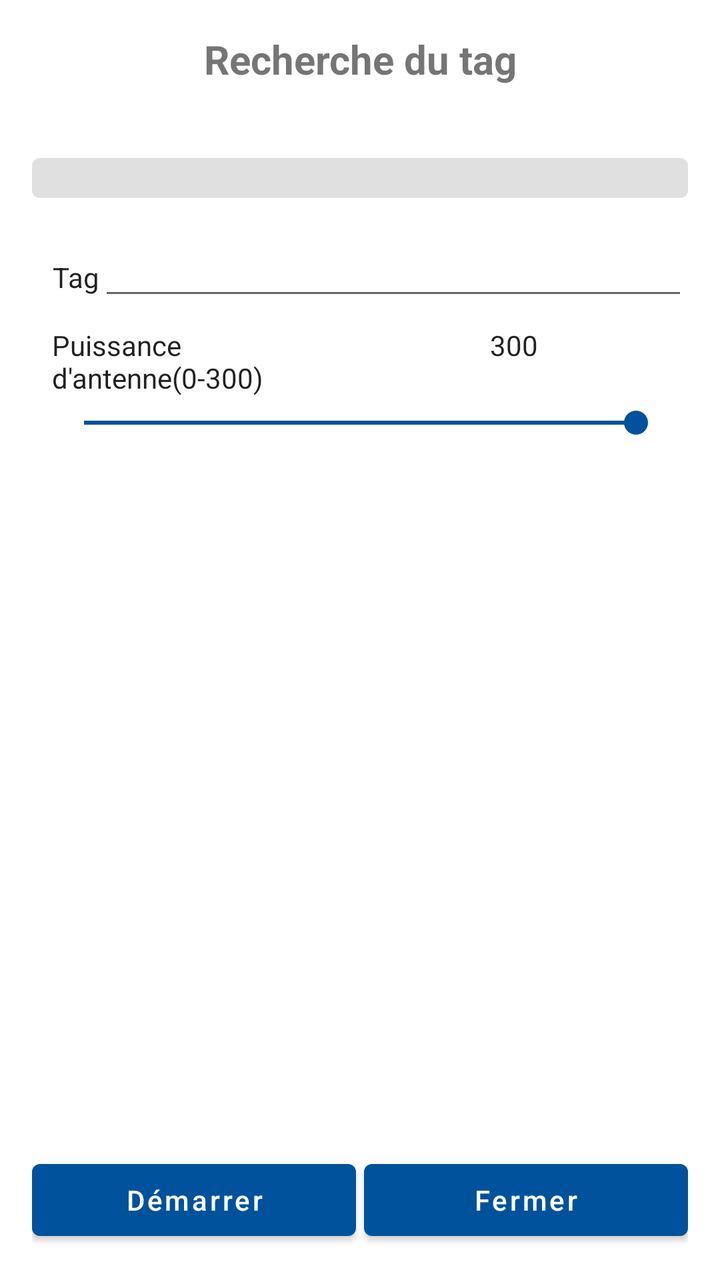
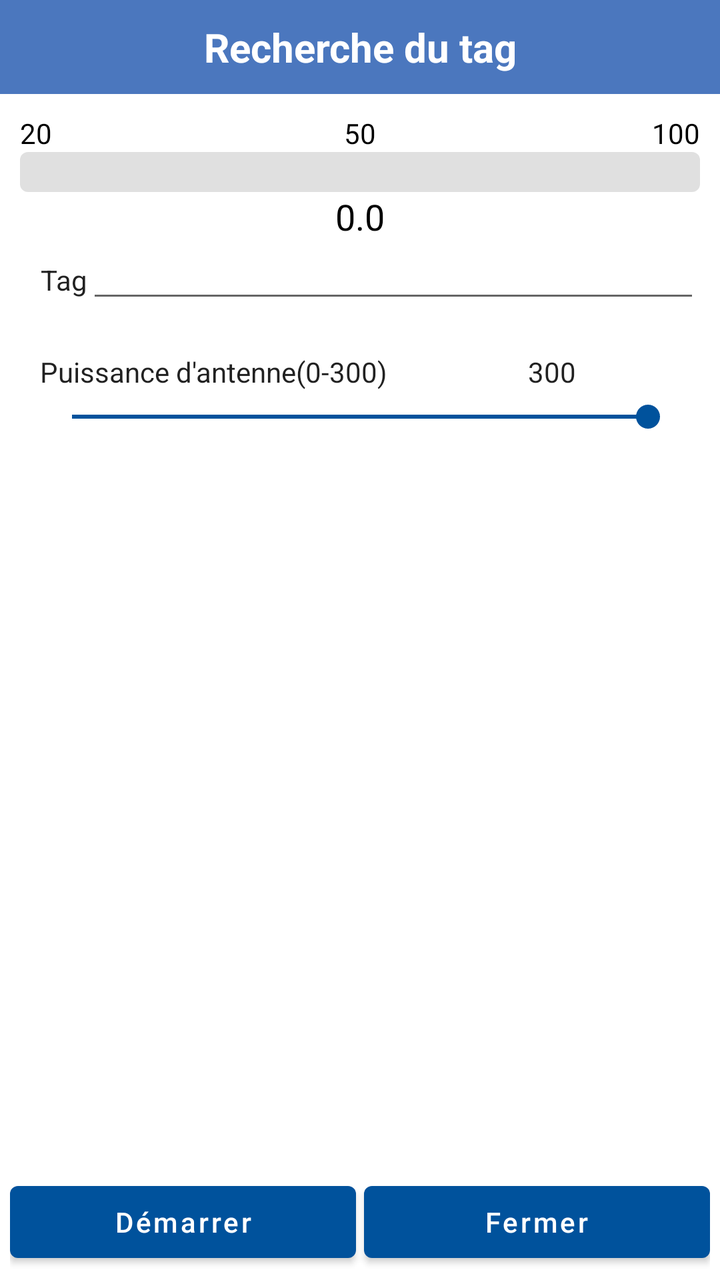

An Android layout rendered at two revisions. The XML below is the earlier revision; the diff shows what the commit changed to produce the second picture.
<!-- AndroidManifest.xml: application theme AppNewTheme -->
<!-- res/layout/dialog_search_tag.xml -->
<?xml version="1.0" encoding="utf-8"?>
<LinearLayout xmlns:android="http://schemas.android.com/apk/res/android"
    android:layout_width="match_parent"
    android:layout_height="match_parent"
    android:orientation="vertical"
    android:padding="16dp"
    android:background="@android:color/white">

    <TextView
        android:layout_width="match_parent"
        android:layout_height="wrap_content"
        android:text="Recherche du tag"
        android:textSize="20sp"
        android:textStyle="bold"
        android:gravity="center"
        android:paddingBottom="16dp" />

    <LinearLayout
        android:layout_width="match_parent"
        android:layout_height="0dp"
        android:layout_weight="1"
        android:orientation="vertical">

        <TableRow
            android:layout_width="match_parent"
            android:visibility="gone"
            android:layout_height="wrap_content">
            <TextView
                android:id="@+id/geigerProgressLabelMin"
                android:layout_weight="1"
                android:layout_height="wrap_content"
                android:gravity="left"
                android:text="20" />
            <TextView
                android:id="@+id/geigerProgressLabelMid"
                android:layout_weight="1"
                android:layout_height="wrap_content"
                android:gravity="center"
                android:text="50" />
            <TextView
                android:id="@+id/geigerProgressLabelMax"
                android:layout_weight="1"
                android:layout_height="wrap_content"
                android:gravity="right"
                android:text="100" />
        </TableRow>

        <ProgressBar
            android:id="@+id/geigerProgress"
            android:layout_width="match_parent"
            android:layout_height="wrap_content"
            style="@android:style/Widget.ProgressBar.Horizontal"
            android:layout_marginTop="20dp"
            android:layout_marginBottom="20dp"
            android:progressDrawable="@drawable/progress_gradient"
            android:max="100"
            android:progress="0" />

        <TextView
            android:visibility="gone"
            android:id="@+id/geigerTagRssi"
            android:layout_width="match_parent"
            android:layout_height="wrap_content"
            android:gravity="center"
            android:textSize="18sp"
            android:text="0.0" />

        <LinearLayout xmlns:android="http://schemas.android.com/apk/res/android"
            xmlns:tools="http://schemas.android.com/tools"
            style="@style/base_layout_style"
            android:paddingLeft="0dp"
            android:paddingRight="0dp"
            android:orientation="vertical">

            <TableRow
                android:layout_width="match_parent"
                android:layout_height="wrap_content"
                android:paddingLeft="@dimen/default_left_padding">
                <TextView
                    android:layout_width="wrap_content"
                    android:gravity="right"
                    style="@style/style_normal_font"
                    android:text="Tag" />
                <include
                    android:id="@+id/selectTagID"
                    android:layout_width="match_parent"
                    android:layout_height="wrap_content"
                    layout="@layout/custom_edittext" />
            </TableRow>

            <TableRow
                android:id="@+id/selectMemoryBankRow"
                android:visibility="gone"
                android:layout_width="match_parent"
                android:layout_height="wrap_content"
                android:layout_marginTop="@dimen/default_top_margin"
                android:paddingLeft="10dp">
                <TextView
                    android:layout_width="0dp"
                    android:layout_weight="1"
                    android:gravity="left"
                    style="@style/style_normal_font"
                    android:text="Select bank" />
                <Spinner
                    android:id="@+id/selectMemoryBank"
                    android:layout_margin="0dp"
                    android:layout_weight="1"
                    style="@style/style_default_spinner" />
                <TextView
                    android:layout_width="0dp"
                    android:layout_weight="1"
                    android:gravity="right"
                    android:visibility="gone"
                    style="@style/style_normal_font"
                    android:text="Offset (bit)" />
                <EditText
                    android:id="@+id/selectMemoryOffset"
                    android:layout_width="0dp"
                    android:layout_weight="1"
                    android:gravity="center"
                    android:visibility="gone"
                    android:inputType="numberDecimal"
                    style="@style/style_normal_font"
                    android:text="32" />
            </TableRow>

            <TableRow
                android:id="@+id/selectPasswordRow"
                android:visibility="gone"
                android:layout_width="match_parent"
                android:layout_height="wrap_content"
                android:paddingLeft="@dimen/default_left_padding">
                <TextView
                    android:layout_width="0dp"
                    android:layout_weight="1"
                    android:layout_height="match_parent"
                    android:gravity="center_vertical"
                    style="@style/style_normal_font"
                    android:text="@string/password_title" />
                <include
                    android:id="@+id/selectPasswordValue"
                    android:layout_width="0dp"
                    android:layout_weight="1"
                    android:layout_height="match_parent"
                    layout="@layout/custom_edittext_password" />
            </TableRow>

            
            <TableRow
                android:layout_width="match_parent"
                android:layout_height="wrap_content"
                android:layout_marginTop="8dp"
                android:paddingLeft="@dimen/default_left_padding"
                android:paddingRight="@dimen/default_left_padding">
                <TextView
                    android:layout_width="0dp"
                    android:layout_weight="1"
                    android:layout_height="wrap_content"
                    style="@style/style_normal_font"
                    android:text="@string/settingAntennaPower_title" />
                <TextView
                    android:id="@+id/selectAntennaPowerValue"
                    android:layout_width="0dp"
                    android:layout_weight="1"
                    android:layout_height="wrap_content"
                    android:gravity="center"
                    style="@style/style_normal_font"
                    android:text="300" />
            </TableRow>

            <SeekBar
                android:id="@+id/selectAntennaPowerSeekBar"
                android:layout_width="match_parent"
                android:layout_height="wrap_content"
                android:max="300"
                android:progress="300"
                android:layout_marginStart="10dp"
                android:layout_marginEnd="10dp"
                android:layout_marginTop="4dp"
                android:layout_marginBottom="8dp" />

        </LinearLayout>

        <TableRow
            android:layout_width="match_parent"
            android:layout_height="wrap_content"
            android:layout_marginTop="8dp">
            <CheckBox
                android:id="@+id/geigerToneCheck"
                android:layout_weight="1"
                android:layout_height="wrap_content"
                android:checked="true"
                android:text="Tone" />
            <TextView
                android:layout_weight="1"
                android:layout_height="wrap_content"
                android:gravity="right"
                android:text="Threshold:" />
            <TextView
                android:id="@+id/geigerThreshold"
                android:layout_weight="1"
                android:layout_height="wrap_content"
                android:gravity="left"
                android:text="0.00" />
        </TableRow>

        <SeekBar
            android:id="@+id/geigerSeek"
            android:layout_width="match_parent"
            android:layout_height="wrap_content" />
    </LinearLayout>

    <LinearLayout
        android:layout_width="match_parent"
        android:layout_height="wrap_content"
        android:visibility="gone"
        android:orientation="horizontal">
        <TextView
            android:id="@+id/geigerRunTime"
            android:layout_width="wrap_content"
            android:layout_height="wrap_content" />
        <TextView
            android:id="@+id/geigerTagGot"
            android:layout_width="0dp"
            android:layout_weight="1"
            android:layout_height="wrap_content"
            android:gravity="center" />
        <TextView
            android:id="@+id/geigerVoltageLevel"
            android:layout_width="wrap_content"
            android:layout_height="wrap_content" />
    </LinearLayout>

    <LinearLayout
        android:layout_width="match_parent"
        android:layout_height="wrap_content"
        android:orientation="horizontal">
        <TextView
            android:id="@+id/geigerYield"
            android:visibility="gone"
            android:layout_width="0dp"
            android:layout_weight="1"
            android:layout_height="wrap_content"
            android:gravity="center" />
        <Button
            android:id="@+id/geigerStart"
            android:layout_width="0dp"
            android:layout_weight="1"
            android:layout_height="wrap_content"
            android:layout_marginEnd="2dp"
            android:text="Démarrer" />
        <Button
            android:id="@+id/closeButton"
            android:layout_width="0dp"
            android:layout_weight="1"
            android:layout_marginStart="2dp"
            android:layout_height="wrap_content"
            android:text="Fermer" />
        <TextView
            android:id="@+id/geigerRate"
            android:visibility="gone"
            android:layout_width="0dp"
            android:layout_weight="1"
            android:layout_height="wrap_content"
            android:gravity="center" />
    </LinearLayout>
</LinearLayout>
<!-- res/layout/custom_edittext.xml (included above) -->
<?xml version="1.0" encoding="utf-8"?>
<EditText xmlns:android="http://schemas.android.com/apk/res/android"
    style="@style/style_normal_font"
    android:digits="0123456789ABCDEFabcdef"
    android:inputType="textNoSuggestions|textVisiblePassword"
    android:gravity="center" />
<!-- res/layout/custom_edittext_password.xml (included above) -->
<?xml version="1.0" encoding="utf-8"?>
<EditText xmlns:android="http://schemas.android.com/apk/res/android"
    style="@style/style_normal_font"
    android:digits="0123456789ABCDEFabcdef"
    android:inputType="textNoSuggestions|textVisiblePassword"
    android:gravity="center"
    android:hint="@string/password_pattern_title" />
<!-- resources referenced by this layout -->
<resources>
  <dimen name="default_left_padding">10dp</dimen>
  <dimen name="default_top_margin">10dp</dimen>
  <!-- drawable progress_gradient (drawable) -->
  <?xml version="1.0" encoding="utf-8"?>
  <layer-list xmlns:android="http://schemas.android.com/apk/res/android">
      
      <item android:id="@android:id/background">
          <shape>
              <corners android:radius="4dp" />
              <solid android:color="#E0E0E0" />
          </shape>
      </item>
      
      
      <item android:id="@android:id/progress">
          <clip>
              <shape>
                  <corners android:radius="4dp" />
                  <gradient
                      android:startColor="#FF0000"
                      android:centerColor="#FFA500"
                      android:endColor="#00FF00"
                      android:angle="0"
                      android:type="linear" />
              </shape>
          </clip>
      </item>
  </layer-list>
  <string name="password_pattern_title">Mot de passe</string>
  <string name="password_title">Mot de passe</string>
  <string name="settingAntennaPower_title">Puissance d\'antenne(0-300)</string>
  <style name="base_layout_style">
          <item name="android:layout_height">match_parent</item>
          <item name="android:layout_width">match_parent</item>
          <item name="android:paddingLeft">10dp</item>
          <item name="android:paddingRight">10dp</item>
      </style>
  <style name="style_default_spinner" parent="Base.Widget.AppCompat.Spinner.Underlined">
          <item name="android:textSize">@dimen/custom_spinner_font</item>
          <item name="android:layout_width">0dp</item>
          <item name="android:layout_height">wrap_content</item>
          <item name="android:gravity">center</item>
      </style>
  <style name="style_normal_font">
          <item name="android:layout_width">match_parent</item>
          <item name="android:layout_height">wrap_content</item>
          <item name="android:textAppearance">?android:attr/textAppearance</item>
      </style>
  <style name="AppNewTheme" parent="Theme.MaterialComponents.Light.NoActionBar">
          <item name="colorPrimary">@color/colorPrimary</item>
          <item name="colorPrimaryDark">@color/colorPrimaryDark</item>
          <item name="colorAccent">@color/colorPrimary</item>
          <item name="android:textAllCaps">false</item>
          <item name="windowActionBar">false</item>
          <item name="windowNoTitle">true</item>
          <item name="actionButtonStyle">@style/ActionButtonStyle</item>
          <item name="actionBarTabTextStyle">@style/ActionTabTextStyle</item>
      </style>
  <dimen name="custom_spinner_font">15sp</dimen>
  <color name="colorPrimary">#00529c</color>
  <color name="colorPrimaryDark">#3F51B5</color>
  <style name="ActionButtonStyle">
          <item name="android:minWidth">0dp</item>
          <item name="android:paddingLeft">0dp</item>
          <item name="android:paddingRight">5dp</item>
      </style>
  <style name="ActionTabTextStyle">
          <item name="android:textAllCaps">false</item>
      </style>
</resources>

<!-- the commit's change to res/layout/dialog_search_tag.xml (unified diff, before → after) -->
@@ -3,45 +3,48 @@
     android:layout_width="match_parent"
     android:layout_height="match_parent"
     android:orientation="vertical"
-    android:padding="16dp"
     android:background="@android:color/white">
 
     <TextView
         android:layout_width="match_parent"
         android:layout_height="wrap_content"
-        android:text="Recherche du tag"
+        android:text="@string/recherche_du_tag"
+        android:background="@color/colorBlueDark2"
+        android:textColor="@color/white"
         android:textSize="20sp"
         android:textStyle="bold"
         android:gravity="center"
-        android:paddingBottom="16dp" />
+        android:padding="10dp" />
 
     <LinearLayout
         android:layout_width="match_parent"
         android:layout_height="0dp"
-        android:layout_weight="1"
+        android:layout_weight="2"
+        android:padding="10dp"
         android:orientation="vertical">
 
         <TableRow
             android:layout_width="match_parent"
-            android:visibility="gone"
             android:layout_height="wrap_content">
             <TextView
                 android:id="@+id/geigerProgressLabelMin"
                 android:layout_weight="1"
                 android:layout_height="wrap_content"
-                android:gravity="left"
+                android:textColor="@color/black"
                 android:text="20" />
             <TextView
                 android:id="@+id/geigerProgressLabelMid"
                 android:layout_weight="1"
                 android:layout_height="wrap_content"
                 android:gravity="center"
+                android:textColor="@color/black"
                 android:text="50" />
             <TextView
                 android:id="@+id/geigerProgressLabelMax"
                 android:layout_weight="1"
                 android:layout_height="wrap_content"
                 android:gravity="right"
+                android:textColor="@color/black"
                 android:text="100" />
         </TableRow>
 
@@ -50,19 +53,17 @@
             android:layout_width="match_parent"
             android:layout_height="wrap_content"
             style="@android:style/Widget.ProgressBar.Horizontal"
-            android:layout_marginTop="20dp"
-            android:layout_marginBottom="20dp"
             android:progressDrawable="@drawable/progress_gradient"
             android:max="100"
             android:progress="0" />
 
         <TextView
-            android:visibility="gone"
             android:id="@+id/geigerTagRssi"
             android:layout_width="match_parent"
             android:layout_height="wrap_content"
             android:gravity="center"
             android:textSize="18sp"
+            android:textColor="@color/black"
             android:text="0.0" />
 
         <LinearLayout xmlns:android="http://schemas.android.com/apk/res/android"
@@ -149,19 +150,19 @@
             <TableRow
                 android:layout_width="match_parent"
                 android:layout_height="wrap_content"
-                android:layout_marginTop="8dp"
+                android:layout_marginTop="20dp"
                 android:paddingLeft="@dimen/default_left_padding"
                 android:paddingRight="@dimen/default_left_padding">
                 <TextView
                     android:layout_width="0dp"
-                    android:layout_weight="1"
+                    android:layout_weight="3"
                     android:layout_height="wrap_content"
                     style="@style/style_normal_font"
                     android:text="@string/settingAntennaPower_title" />
                 <TextView
                     android:id="@+id/selectAntennaPowerValue"
                     android:layout_width="0dp"
-                    android:layout_weight="1"
+                    android:layout_weight="2"
                     android:layout_height="wrap_content"
                     android:gravity="center"
                     style="@style/style_normal_font"
@@ -213,27 +214,35 @@
     <LinearLayout
         android:layout_width="match_parent"
         android:layout_height="wrap_content"
-        android:visibility="gone"
+        android:padding="5dp"
         android:orientation="horizontal">
         <TextView
             android:id="@+id/geigerRunTime"
             android:layout_width="wrap_content"
-            android:layout_height="wrap_content" />
+            android:layout_weight="1"
+            android:textSize="10dp"
+            android:layout_height="wrap_content"
+            android:gravity="left"/>
         <TextView
             android:id="@+id/geigerTagGot"
             android:layout_width="0dp"
             android:layout_weight="1"
             android:layout_height="wrap_content"
+            android:visibility="gone"
             android:gravity="center" />
         <TextView
             android:id="@+id/geigerVoltageLevel"
+            android:layout_weight="1"
+            android:textSize="10dp"
             android:layout_width="wrap_content"
-            android:layout_height="wrap_content" />
+            android:layout_height="wrap_content"
+            android:gravity="right"/>
     </LinearLayout>
 
     <LinearLayout
         android:layout_width="match_parent"
         android:layout_height="wrap_content"
+        android:padding="5dp"
         android:orientation="horizontal">
         <TextView
             android:id="@+id/geigerYield"
<!-- resource entries referenced after the edit -->
@@ -1,5 +1,8 @@
 <!-- resources referenced by this layout -->
 <resources>
+  <color name="black">#FF000000</color>
+  <color name="colorBlueDark2">#4b77be</color>
+  <color name="white">#FFFFFFFF</color>
   <dimen name="default_left_padding">10dp</dimen>
   <dimen name="default_top_margin">10dp</dimen>
   <!-- drawable progress_gradient (drawable) -->
@@ -30,6 +33,7 @@
   </layer-list>
   <string name="password_pattern_title">Mot de passe</string>
   <string name="password_title">Mot de passe</string>
+  <string name="recherche_du_tag">Recherche du tag</string>
   <string name="settingAntennaPower_title">Puissance d\'antenne(0-300)</string>
   <style name="base_layout_style">
           <item name="android:layout_height">match_parent</item>
